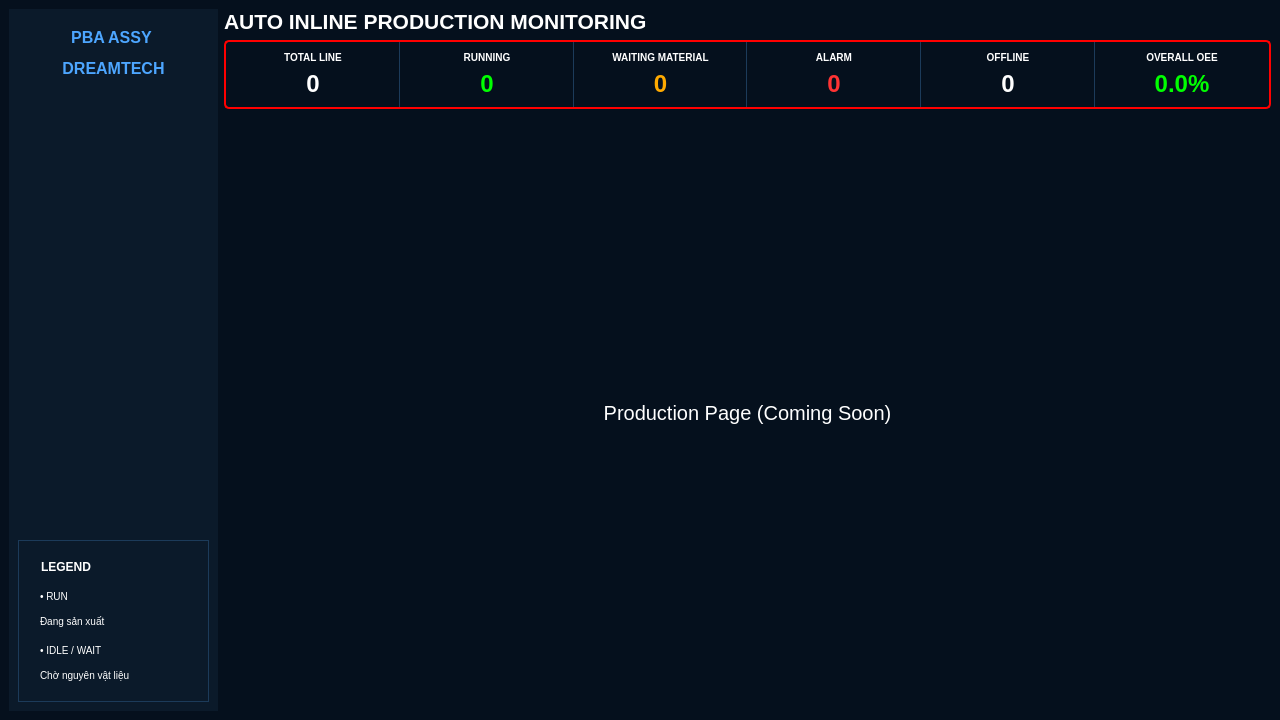
Thinhngua1/MINI_PC_WIN7_full_UI, file views/main_window.ui: the form before one commit.
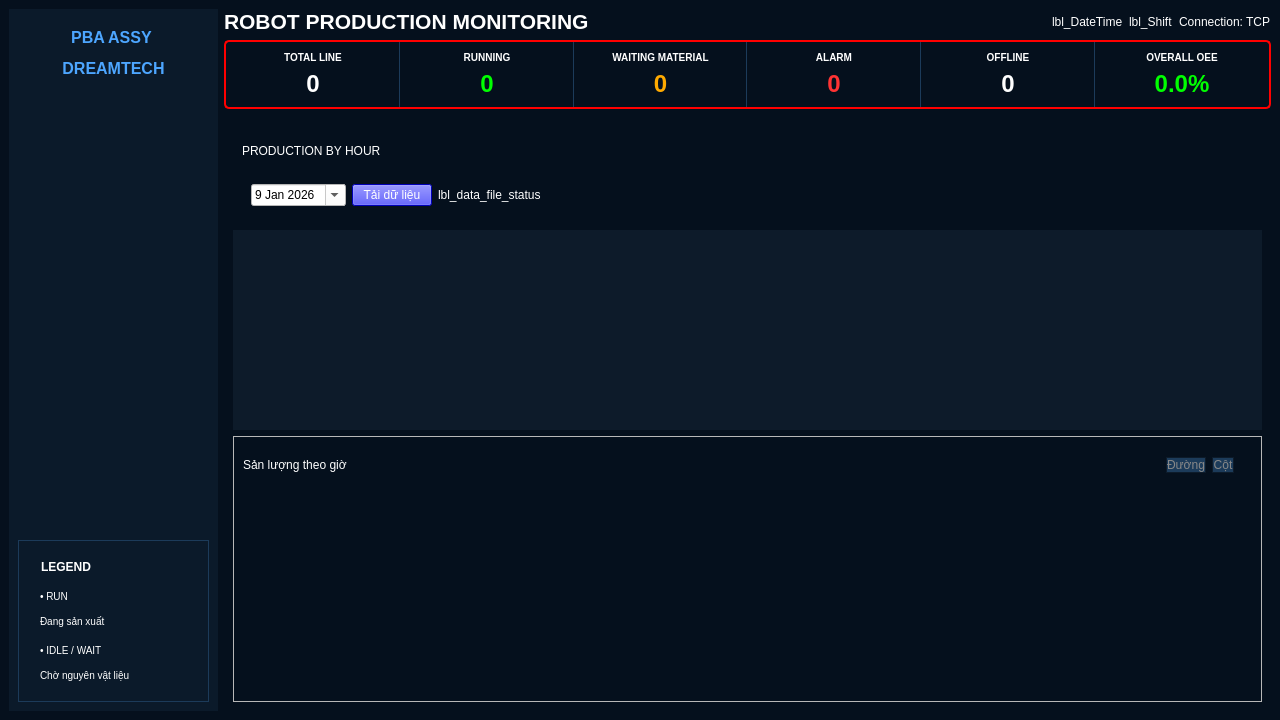
The form after the commit. The open tabs and pages were chosen to show the change.

```diff
--- a/views/main_window.ui
+++ b/views/main_window.ui
@@ -178,7 +178,7 @@
            </font>
           </property>
           <property name="text">
-           <string>AUTO INLINE PRODUCTION MONITORING</string>
+           <string>ROBOT PRODUCTION MONITORING</string>
           </property>
          </widget>
         </item>
@@ -195,6 +195,27 @@
           </property>
          </spacer>
         </item>
+        <item>
+         <widget class="QLabel" name="lbl_DateTime">
+          <property name="text">
+           <string>lbl_DateTime</string>
+          </property>
+         </widget>
+        </item>
+        <item>
+         <widget class="QLabel" name="lbl_Shift">
+          <property name="text">
+           <string>lbl_Shift</string>
+          </property>
+         </widget>
+        </item>
+        <item>
+         <widget class="QLabel" name="lbl_Connection">
+          <property name="text">
+           <string>Connection: TCP</string>
+          </property>
+         </widget>
+        </item>
        </layout>
       </item>
       <item>
@@ -521,16 +542,283 @@
         <widget class="QWidget" name="page_Production">
          <layout class="QVBoxLayout">
           <item>
-           <widget class="QLabel" name="lbl_page_Production">
+           <widget class="QWidget" name="widget_2" native="true">
+            <property name="maximumSize">
+             <size>
+              <width>16777215</width>
+              <height>100</height>
+             </size>
+            </property>
+            <layout class="QVBoxLayout" name="verticalLayout_2">
+             <item>
+              <widget class="QLabel" name="lbl_production_header">
+               <property name="maximumSize">
+                <size>
+                 <width>200</width>
+                 <height>16777215</height>
+                </size>
+               </property>
+               <property name="frameShape">
+                <enum>QFrame::Box</enum>
+               </property>
+               <property name="lineWidth">
+                <number>0</number>
+               </property>
+               <property name="text">
+                <string>PRODUCTION BY HOUR</string>
+               </property>
+              </widget>
+             </item>
+             <item>
+              <widget class="QWidget" name="widget" native="true">
+               <layout class="QHBoxLayout" name="horizontalLayout">
+                <item>
+                 <widget class="QDateEdit" name="date_picker">
+                  <property name="sizePolicy">
+                   <sizepolicy hsizetype="Fixed" vsizetype="Fixed">
+                    <horstretch>0</horstretch>
+                    <verstretch>0</verstretch>
+                   </sizepolicy>
+                  </property>
+                  <property name="styleSheet">
+                   <string notr="true">/* Chỉnh màu cho ô hiển thị ngày */
+QDateEdit {
+    background-color: white;
+    color: black;
+}
+
+/* Chỉnh màu chữ cho phần lịch (Calendar) bên trong */
+QCalendarWidget QAbstractItemView:enabled {
+    color: black;
+    background-color: white;
+}
+QCalendarWidget QAbstractItemView:disabled {
+    color: gray;
+}
+
+/* Chỉnh màu thanh điều hướng (tháng/năm) ở trên cùng của lịch */
+QCalendarWidget QWidget#qt_calendar_navigationbar {
+    background-color: #1c3b5a;
+    color: white;
+}</string>
+                  </property>
+                  <property name="dateTime">
+                   <datetime>
+                    <hour>0</hour>
+                    <minute>0</minute>
+                    <second>0</second>
+                    <year>2026</year>
+                    <month>1</month>
+                    <day>9</day>
+                   </datetime>
+                  </property>
+                  <property name="calendarPopup">
+                   <bool>true</bool>
+                  </property>
+                 </widget>
+                </item>
+                <item>
+                 <widget class="QPushButton" name="btn_load_data">
+                  <property name="sizePolicy">
+                   <sizepolicy hsizetype="Fixed" vsizetype="Fixed">
+                    <horstretch>0</horstretch>
+                    <verstretch>0</verstretch>
+                   </sizepolicy>
+                  </property>
+                  <property name="maximumSize">
+                   <size>
+                    <width>150</width>
+                    <height>16777215</height>
+                   </size>
+                  </property>
+                  <property name="autoFillBackground">
+                   <bool>false</bool>
+                  </property>
+                  <property name="styleSheet">
+                   <string notr="true">background: #0000FF	
+</string>
+                  </property>
+                  <property name="text">
+                   <string>Tải dữ liệu</string>
+                  </property>
+                 </widget>
+                </item>
+                <item>
+                 <widget class="QLabel" name="lbl_data_file_status">
+                  <property name="sizePolicy">
+                   <sizepolicy hsizetype="Fixed" vsizetype="Fixed">
+                    <horstretch>0</horstretch>
+                    <verstretch>0</verstretch>
+                   </sizepolicy>
+                  </property>
+                  <property name="maximumSize">
+                   <size>
+                    <width>1000</width>
+                    <height>400</height>
+                   </size>
+                  </property>
+                  <property name="frameShape">
+                   <enum>QFrame::Box</enum>
+                  </property>
+                  <property name="lineWidth">
+                   <number>0</number>
+                  </property>
+                  <property name="text">
+                   <string>lbl_data_file_status</string>
+                  </property>
+                 </widget>
+                </item>
+                <item>
+                 <spacer name="horizontalSpacer">
+                  <property name="orientation">
+                   <enum>Qt::Horizontal</enum>
+                  </property>
+                  <property name="sizeHint" stdset="0">
+                   <size>
+                    <width>40</width>
+                    <height>20</height>
+                   </size>
+                  </property>
+                 </spacer>
+                </item>
+               </layout>
+              </widget>
+             </item>
+            </layout>
+           </widget>
+          </item>
+          <item>
+           <widget class="QTableWidget" name="tbl_production">
+            <property name="sizePolicy">
+             <sizepolicy hsizetype="Expanding" vsizetype="Expanding">
+              <horstretch>0</horstretch>
+              <verstretch>0</verstretch>
+             </sizepolicy>
+            </property>
+            <property name="maximumSize">
+             <size>
+              <width>16777215</width>
+              <height>200</height>
+             </size>
+            </property>
             <property name="styleSheet">
-             <string>color: white; font-size: 20px;</string>
+             <string notr="true">QTableWidget {
+    background-color: #0d1b2a;
+    color: #b0c4de;
+    gridline-color: #1c3b5a;
+    border: none;
+}
+QTableWidget::item {
+    background-color: #0d1b2a;
+    color: #b0c4de;
+}
+QTableWidget::item:selected {
+    background-color: #1a426e;
+    color: white;
+}
+QHeaderView::section {
+    background-color: #1c3b5a;
+    color: white;
+    border: 1px solid #0d1b2a;
+    padding: 4px;
+}</string>
             </property>
-            <property name="text">
-             <string>Production Page (Coming Soon)</string>
+           </widget>
+          </item>
+          <item>
+           <widget class="QFrame" name="frame_chart">
+            <property name="frameShape">
+             <enum>QFrame::StyledPanel</enum>
             </property>
-            <property name="alignment">
-             <set>Qt::AlignCenter</set>
+            <property name="frameShadow">
+             <enum>QFrame::Raised</enum>
             </property>
+            <widget class="QWidget" name="widget_3" native="true">
+             <property name="geometry">
+              <rect>
+               <x>10</x>
+               <y>10</y>
+               <width>991</width>
+               <height>38</height>
+              </rect>
+             </property>
+             <layout class="QHBoxLayout" name="horizontalLayout_2">
+              <item>
+               <widget class="QLabel" name="lbl_product_in_hour">
+                <property name="sizePolicy">
+                 <sizepolicy hsizetype="Maximum" vsizetype="Preferred">
+                  <horstretch>0</horstretch>
+                  <verstretch>0</verstretch>
+                 </sizepolicy>
+                </property>
+                <property name="maximumSize">
+                 <size>
+                  <width>300</width>
+                  <height>16777215</height>
+                 </size>
+                </property>
+                <property name="text">
+                 <string>Sản lượng theo giờ</string>
+                </property>
+               </widget>
+              </item>
+              <item>
+               <spacer name="horizontalSpacer_2">
+                <property name="orientation">
+                 <enum>Qt::Horizontal</enum>
+                </property>
+                <property name="sizeHint" stdset="0">
+                 <size>
+                  <width>58</width>
+                  <height>20</height>
+                 </size>
+                </property>
+               </spacer>
+              </item>
+              <item>
+               <widget class="QPushButton" name="btn_chart_line">
+                <property name="styleSheet">
+                 <string notr="true">/* Khi nút KHÔNG được bấm (Trạng thái tối) */
+QPushButton {
+    background-color: #1c3b5a; /* Xanh đen */
+    color: #888888;          /* Chữ xám */
+    border: 1px solid #0d1b2a;
+}
+/* Khi nút ĐƯỢC CHỌN (Trạng thái sáng) */
+QPushButton:checked {
+    background-color: #3498db; /* Xanh dương sáng */
+    color: white;            /* Chữ trắng */
+    font-weight: bold;
+}</string>
+                </property>
+                <property name="text">
+                 <string>Đường</string>
+                </property>
+               </widget>
+              </item>
+              <item>
+               <widget class="QPushButton" name="btn_chart_bar">
+                <property name="styleSheet">
+                 <string notr="true">/* Khi nút KHÔNG được bấm (Trạng thái tối) */
+QPushButton {
+    background-color: #1c3b5a; /* Xanh đen */
+    color: #888888;          /* Chữ xám */
+    border: 1px solid #0d1b2a;
+}
+/* Khi nút ĐƯỢC CHỌN (Trạng thái sáng) */
+QPushButton:checked {
+    background-color: #3498db; /* Xanh dương sáng */
+    color: white;            /* Chữ trắng */
+    font-weight: bold;
+}</string>
+                </property>
+                <property name="text">
+                 <string>Cột</string>
+                </property>
+               </widget>
+              </item>
+             </layout>
+            </widget>
            </widget>
           </item>
          </layout>
```
